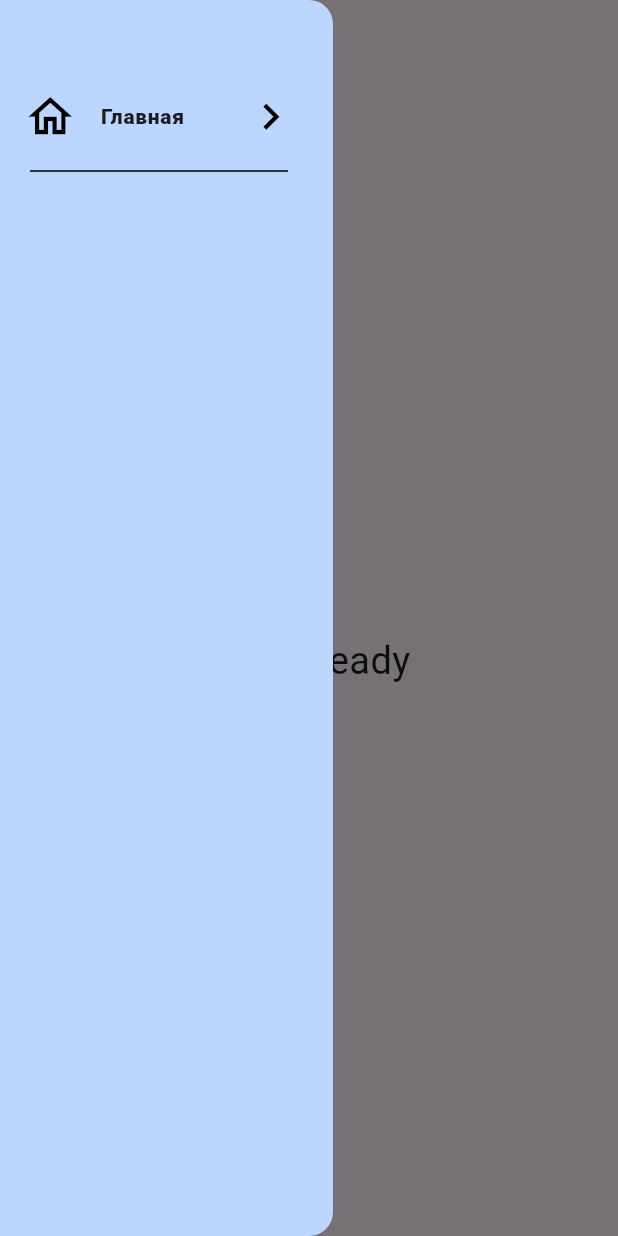
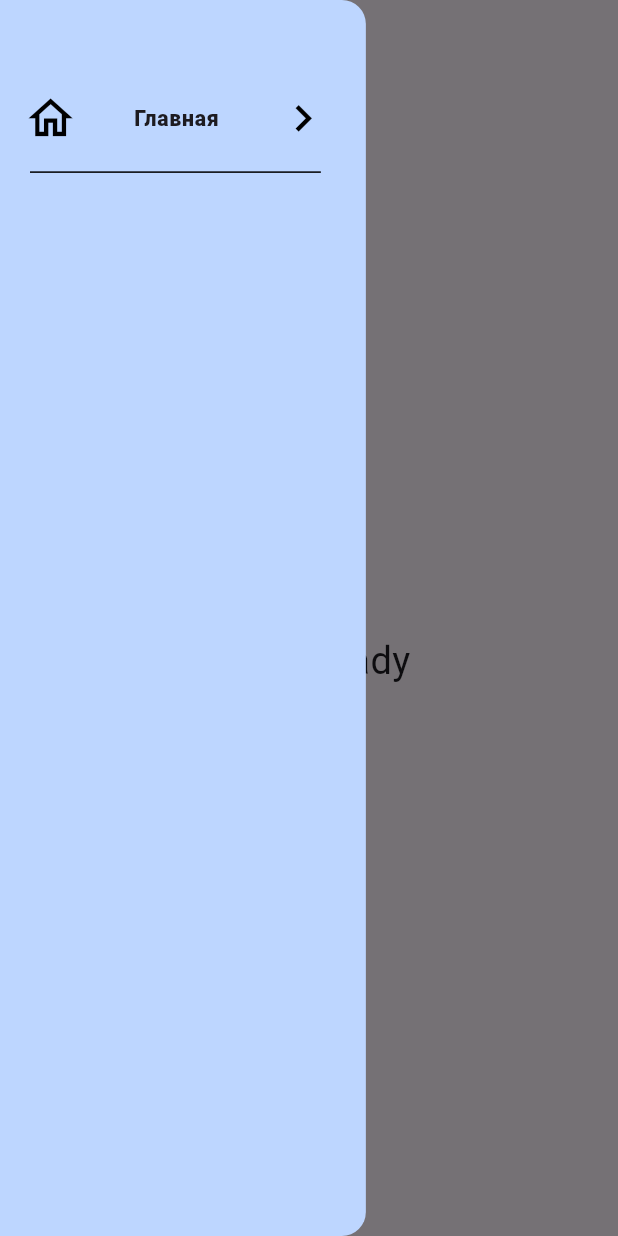
Before and after one commit to megavvve/StudyReady, a Flutter app: the screen it shows after launch, after a tap on the "menu" icon, on a phone screen of 412 x 824 dp. Run offline on Flutter 3.47's test engine with Material 2 defaults, Android fonts, the phone set to English and light mode, and no system bars; our stand-ins replace flutter_screenutil.

Commit message:
some changes

```diff
--- a/lib/presentation/pages/main_screen/main_screen.dart
+++ b/lib/presentation/pages/main_screen/main_screen.dart
@@ -12,18 +12,23 @@ class MainScreen extends StatefulWidget {
 }
 
 class _MainScreenState extends State<MainScreen> {
-
   @override
   Widget build(BuildContext context) {
     return Scaffold(
-      appBar: AppBar(leading: Builder(
-        builder: (BuildContext context) {
+      appBar: AppBar(
+        leading: Builder(builder: (BuildContext context) {
           return SizedBox(
-            width: 34,
-            height: 26,
+            width: 34.w,
+            height: 26.h,
             child: IconButton(
-              icon: const Icon(Icons.menu, size: 40, weight: 10,),
-              onPressed: () { Scaffold.of(context).openDrawer();},
+              icon: Icon(
+                Icons.menu,
+                size: 40.sp,
+                weight: 10.w,
+              ),
+              onPressed: () {
+                Scaffold.of(context).openDrawer();
+              },
               tooltip: MaterialLocalizations.of(context).openAppDrawerTooltip,
             ),
           );
--- a/lib/presentation/pages/navigator_bar/navigation_bar.dart
+++ b/lib/presentation/pages/navigator_bar/navigation_bar.dart
@@ -1,4 +1,5 @@
 import 'package:flutter/material.dart';
+import 'package:flutter_screenutil/flutter_screenutil.dart';
 import 'package:study_ready/presentation/pages/main_screen/main_screen.dart';
 
 class NavigatorDrawer extends StatelessWidget {
@@ -7,19 +8,41 @@ class NavigatorDrawer extends StatelessWidget {
   @override
   Widget build(BuildContext context) {
     return Drawer(
-      width: 222,
+      width: 222.w,
       backgroundColor: const Color.fromRGBO(189, 214, 255, 1),
       child: Container(
-        padding: const EdgeInsets.only(top: 50),
+        padding: EdgeInsets.only(
+          top: 50.sp,
+        ),
         child: Wrap(
           children: [
             ListTile(
-              leading: const Icon(Icons.home_outlined, size: 35, color: Colors.black,),
-              title: const Text('Главная', style: TextStyle(fontSize: 14, fontWeight: FontWeight.w900), textAlign: TextAlign.start,),
-              trailing: const Icon(Icons.chevron_right_sharp, size: 35, color: Colors.black,),
-              onTap: () => Navigator.of(context).pushReplacement(MaterialPageRoute(builder: (context) => const MainScreen())),
+              leading: Icon(
+                Icons.home_outlined,
+                size: 35.sp,
+                color: Colors.black,
+              ),
+              title: Text(
+                'Главная',
+                style: TextStyle(fontSize: 14.sp, fontWeight: FontWeight.w900),
+                textAlign: TextAlign.center,
+              ),
+              trailing: Icon(
+                Icons.chevron_right_sharp,
+                size: 35.sp,
+                color: Colors.black,
+              ),
+              onTap: () => Navigator.of(context).pushReplacement(
+                MaterialPageRoute(
+                  builder: (context) => const MainScreen(),
+                ),
+              ),
             ),
-            const Divider(color: Colors.black, indent: 20, endIndent: 30,)
+            const Divider(
+              color: Colors.black,
+              indent: 20,
+              endIndent: 30,
+            )
           ],
         ),
       ),
```
